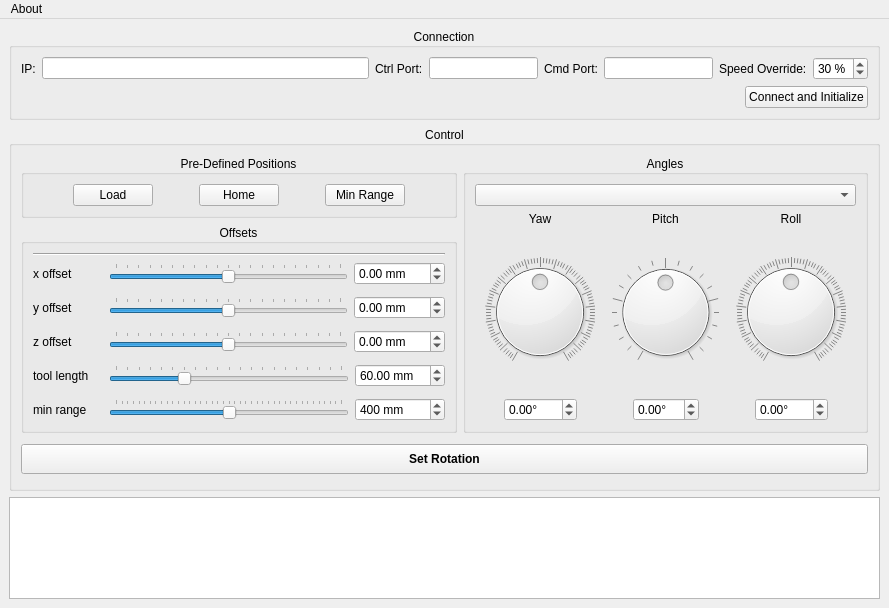
The window that mainwindow.ui (rookidroid/armstrong) describes before a commit, drawn with Qt 5.
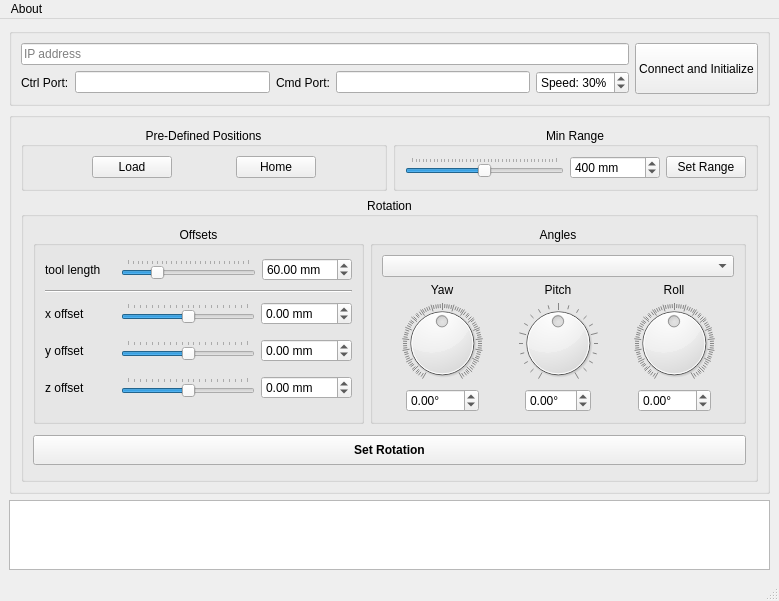
The same window after the commit. Icons and pictures are not drawn.

Patch:
```diff
--- a/mainwindow.ui
+++ b/mainwindow.ui
@@ -6,8 +6,8 @@
    <rect>
     <x>0</x>
     <y>0</y>
-    <width>889</width>
-    <height>608</height>
+    <width>779</width>
+    <height>594</height>
    </rect>
   </property>
   <property name="sizePolicy">
@@ -36,21 +36,19 @@
          </sizepolicy>
         </property>
         <property name="title">
-         <string>Connection</string>
+         <string/>
         </property>
         <property name="alignment">
          <set>Qt::AlignCenter</set>
         </property>
+        <property name="flat">
+         <bool>true</bool>
+        </property>
+        <layout class="QHBoxLayout" name="horizontalLayout_6">
+         <item>
         <layout class="QVBoxLayout" name="verticalLayout_2">
          <item>
-          <layout class="QHBoxLayout" name="horizontalLayout_2">
-           <item>
-            <widget class="QLabel" name="label_ip">
-             <property name="text">
-              <string>IP:</string>
-             </property>
-            </widget>
-           </item>
+            <layout class="QHBoxLayout" name="horizontalLayout_4">
            <item>
             <widget class="QLineEdit" name="lineEdit_ip">
              <property name="sizePolicy">
@@ -68,8 +66,15 @@
              <property name="text">
               <string/>
              </property>
-            </widget>
-           </item>
+               <property name="placeholderText">
+                <string>IP address</string>
+               </property>
+              </widget>
+             </item>
+            </layout>
+           </item>
+           <item>
+            <layout class="QHBoxLayout" name="horizontalLayout_15">
            <item>
             <widget class="QLabel" name="label_ctrl_port">
              <property name="text">
@@ -110,17 +115,13 @@
              </property>
             </widget>
            </item>
-           <item>
-            <widget class="QLabel" name="label_speed">
-             <property name="text">
-              <string>Speed Override:</string>
-             </property>
-            </widget>
-           </item>
            <item>
             <widget class="QSpinBox" name="spinBox_speed">
              <property name="suffix">
-              <string> %</string>
+                <string>%</string>
+               </property>
+               <property name="prefix">
+                <string>Speed: </string>
              </property>
              <property name="minimum">
               <number>5</number>
@@ -135,33 +136,28 @@
            </item>
           </layout>
          </item>
-         <item>
-          <layout class="QHBoxLayout" name="horizontalLayout_4">
-           <item>
-            <spacer name="horizontalSpacer">
-             <property name="orientation">
-              <enum>Qt::Horizontal</enum>
-             </property>
-             <property name="sizeHint" stdset="0">
-              <size>
-               <width>40</width>
-               <height>20</height>
-              </size>
-             </property>
-            </spacer>
+          </layout>
            </item>
            <item>
             <widget class="QPushButton" name="pushButton_ctrl">
+           <property name="sizePolicy">
+            <sizepolicy hsizetype="Minimum" vsizetype="Expanding">
+             <horstretch>0</horstretch>
+             <verstretch>0</verstretch>
+            </sizepolicy>
+           </property>
              <property name="text">
               <string>Connect and Initialize</string>
              </property>
             </widget>
            </item>
           </layout>
-         </item>
-        </layout>
        </widget>
       </item>
+     </layout>
+    </item>
+    <item>
+     <layout class="QVBoxLayout" name="verticalLayout">
       <item>
        <widget class="QGroupBox" name="groupBox_ctrl">
         <property name="enabled">
@@ -174,16 +170,17 @@
          </sizepolicy>
         </property>
         <property name="title">
-         <string>Control</string>
+         <string/>
         </property>
         <property name="alignment">
          <set>Qt::AlignCenter</set>
         </property>
+        <property name="flat">
+         <bool>true</bool>
+        </property>
         <layout class="QVBoxLayout" name="verticalLayout_11">
          <item>
-          <layout class="QHBoxLayout" name="horizontalLayout_14">
-           <item>
-            <layout class="QVBoxLayout" name="verticalLayout_3">
+          <layout class="QHBoxLayout" name="horizontalLayout_16">
              <item>
               <widget class="QGroupBox" name="groupBox_predefine">
                <property name="title">
@@ -233,26 +230,6 @@
                   </property>
                  </widget>
                 </item>
-                <item>
-                 <spacer name="horizontalSpacer_9">
-                  <property name="orientation">
-                   <enum>Qt::Horizontal</enum>
-                  </property>
-                  <property name="sizeHint" stdset="0">
-                   <size>
-                    <width>40</width>
-                    <height>20</height>
-                   </size>
-                  </property>
-                 </spacer>
-                </item>
-                <item>
-                 <widget class="QPushButton" name="pushButton_minrange">
-                  <property name="text">
-                   <string>Min Range</string>
-                  </property>
-                 </widget>
-                </item>
                 <item>
                  <spacer name="horizontalSpacer_3">
                   <property name="orientation">
@@ -270,6 +247,80 @@
               </widget>
              </item>
              <item>
+            <widget class="QGroupBox" name="groupBox_3">
+             <property name="title">
+              <string>Min Range</string>
+             </property>
+             <property name="alignment">
+              <set>Qt::AlignCenter</set>
+             </property>
+             <layout class="QHBoxLayout" name="horizontalLayout_2">
+              <item>
+               <layout class="QHBoxLayout" name="horizontalLayout">
+                <item>
+                 <widget class="QSlider" name="horizontalSlider_minrange">
+                  <property name="maximum">
+                   <number>800</number>
+                  </property>
+                  <property name="value">
+                   <number>400</number>
+                  </property>
+                  <property name="orientation">
+                   <enum>Qt::Horizontal</enum>
+                  </property>
+                  <property name="tickPosition">
+                   <enum>QSlider::TicksAbove</enum>
+                  </property>
+                  <property name="tickInterval">
+                   <number>20</number>
+                  </property>
+                 </widget>
+                </item>
+                <item>
+                 <widget class="QSpinBox" name="spinBox_minrange">
+                  <property name="minimumSize">
+                   <size>
+                    <width>90</width>
+                    <height>0</height>
+                   </size>
+                  </property>
+                  <property name="suffix">
+                   <string> mm</string>
+                  </property>
+                  <property name="maximum">
+                   <number>800</number>
+                  </property>
+                  <property name="value">
+                   <number>400</number>
+                  </property>
+                 </widget>
+                </item>
+                <item>
+                 <widget class="QPushButton" name="pushButton_minrange">
+                  <property name="text">
+                   <string>Set Range</string>
+                  </property>
+                 </widget>
+                </item>
+               </layout>
+              </item>
+             </layout>
+            </widget>
+           </item>
+          </layout>
+         </item>
+         <item>
+          <widget class="QGroupBox" name="groupBox_4">
+           <property name="title">
+            <string>Rotation</string>
+           </property>
+           <property name="alignment">
+            <set>Qt::AlignCenter</set>
+           </property>
+           <layout class="QVBoxLayout" name="verticalLayout_12">
+            <item>
+             <layout class="QHBoxLayout" name="horizontalLayout_14">
+              <item>
               <widget class="QGroupBox" name="groupBox_position">
                <property name="sizePolicy">
                 <sizepolicy hsizetype="Preferred" vsizetype="Preferred">
@@ -284,6 +335,58 @@
                 <set>Qt::AlignCenter</set>
                </property>
                <layout class="QVBoxLayout" name="verticalLayout_7">
+                 <item>
+                  <layout class="QHBoxLayout" name="horizontalLayout_3">
+                   <item>
+                    <widget class="QLabel" name="label_tool">
+                     <property name="minimumSize">
+                      <size>
+                       <width>70</width>
+                       <height>0</height>
+                      </size>
+                     </property>
+                     <property name="text">
+                      <string>tool length</string>
+                     </property>
+                    </widget>
+                   </item>
+                   <item>
+                    <widget class="QSlider" name="horizontalSlider_tool">
+                     <property name="maximum">
+                      <number>250</number>
+                     </property>
+                     <property name="value">
+                      <number>60</number>
+                     </property>
+                     <property name="orientation">
+                      <enum>Qt::Horizontal</enum>
+                     </property>
+                     <property name="tickPosition">
+                      <enum>QSlider::TicksAbove</enum>
+                     </property>
+                    </widget>
+                   </item>
+                   <item>
+                    <widget class="QDoubleSpinBox" name="doubleSpinBox_tool">
+                     <property name="minimumSize">
+                      <size>
+                       <width>90</width>
+                       <height>0</height>
+                      </size>
+                     </property>
+                     <property name="suffix">
+                      <string> mm</string>
+                     </property>
+                     <property name="maximum">
+                      <double>250.000000000000000</double>
+                     </property>
+                     <property name="value">
+                      <double>60.000000000000000</double>
+                     </property>
+                    </widget>
+                   </item>
+                  </layout>
+                 </item>
                 <item>
                  <widget class="Line" name="line_3">
                   <property name="frameShadow">
@@ -485,74 +588,6 @@
                   </item>
                  </layout>
                 </item>
-                <item>
-                 <spacer name="verticalSpacer_5">
-                  <property name="orientation">
-                   <enum>Qt::Vertical</enum>
-                  </property>
-                  <property name="sizeType">
-                   <enum>QSizePolicy::Fixed</enum>
-                  </property>
-                  <property name="sizeHint" stdset="0">
-                   <size>
-                    <width>20</width>
-                    <height>5</height>
-                   </size>
-                  </property>
-                 </spacer>
-                </item>
-                <item>
-                 <layout class="QHBoxLayout" name="horizontalLayout_3">
-                  <item>
-                   <widget class="QLabel" name="label_tool">
-                    <property name="minimumSize">
-                     <size>
-                      <width>70</width>
-                      <height>0</height>
-                     </size>
-                    </property>
-                    <property name="text">
-                     <string>tool length</string>
-                    </property>
-                   </widget>
-                  </item>
-                  <item>
-                   <widget class="QSlider" name="horizontalSlider_tool">
-                    <property name="maximum">
-                     <number>200</number>
-                    </property>
-                    <property name="value">
-                     <number>60</number>
-                    </property>
-                    <property name="orientation">
-                     <enum>Qt::Horizontal</enum>
-                    </property>
-                    <property name="tickPosition">
-                     <enum>QSlider::TicksAbove</enum>
-                    </property>
-                   </widget>
-                  </item>
-                  <item>
-                   <widget class="QDoubleSpinBox" name="doubleSpinBox_tool">
-                    <property name="minimumSize">
-                     <size>
-                      <width>90</width>
-                      <height>0</height>
-                     </size>
-                    </property>
-                    <property name="suffix">
-                     <string> mm</string>
-                    </property>
-                    <property name="maximum">
-                     <double>200.000000000000000</double>
-                    </property>
-                    <property name="value">
-                     <double>60.000000000000000</double>
-                    </property>
-                   </widget>
-                  </item>
-                 </layout>
-                </item>
                 <item>
                  <spacer name="verticalSpacer_4">
                   <property name="orientation">
@@ -569,65 +604,8 @@
                   </property>
                  </spacer>
                 </item>
-                <item>
-                 <layout class="QHBoxLayout" name="horizontalLayout">
-                  <item>
-                   <widget class="QLabel" name="label">
-                    <property name="minimumSize">
-                     <size>
-                      <width>70</width>
-                      <height>0</height>
-                     </size>
-                    </property>
-                    <property name="text">
-                     <string>min range</string>
-                    </property>
-                   </widget>
-                  </item>
-                  <item>
-                   <widget class="QSlider" name="horizontalSlider_minrange">
-                    <property name="maximum">
-                     <number>800</number>
-                    </property>
-                    <property name="value">
-                     <number>400</number>
-                    </property>
-                    <property name="orientation">
-                     <enum>Qt::Horizontal</enum>
-                    </property>
-                    <property name="tickPosition">
-                     <enum>QSlider::TicksAbove</enum>
-                    </property>
-                    <property name="tickInterval">
-                     <number>20</number>
-                    </property>
-                   </widget>
-                  </item>
-                  <item>
-                   <widget class="QSpinBox" name="spinBox_minrange">
-                    <property name="minimumSize">
-                     <size>
-                      <width>90</width>
-                      <height>0</height>
-                     </size>
-                    </property>
-                    <property name="suffix">
-                     <string> mm</string>
-                    </property>
-                    <property name="maximum">
-                     <number>800</number>
-                    </property>
-                    <property name="value">
-                     <number>400</number>
-                    </property>
-                   </widget>
-                  </item>
-                 </layout>
-                </item>
-               </layout>
-              </widget>
-             </item>
-            </layout>
+                </layout>
+               </widget>
            </item>
            <item>
             <widget class="QGroupBox" name="groupBox_2">
@@ -643,6 +621,9 @@
               </item>
               <item>
                <layout class="QHBoxLayout" name="horizontalLayout_20">
+                   <property name="spacing">
+                    <number>6</number>
+                   </property>
                 <item>
                  <spacer name="horizontalSpacer_5">
                   <property name="orientation">
@@ -679,6 +660,12 @@
                       <verstretch>0</verstretch>
                      </sizepolicy>
                     </property>
+                       <property name="minimumSize">
+                        <size>
+                         <width>80</width>
+                         <height>80</height>
+                        </size>
+                       </property>
                     <property name="minimum">
                      <number>-180</number>
                     </property>
@@ -774,6 +761,12 @@
                       <verstretch>0</verstretch>
                      </sizepolicy>
                     </property>
+                       <property name="minimumSize">
+                        <size>
+                         <width>80</width>
+                         <height>80</height>
+                        </size>
+                       </property>
                     <property name="minimum">
                      <number>-40</number>
                     </property>
@@ -869,6 +862,12 @@
                       <verstretch>0</verstretch>
                      </sizepolicy>
                     </property>
+                       <property name="minimumSize">
+                        <size>
+                         <width>80</width>
+                         <height>80</height>
+                        </size>
+                       </property>
                     <property name="minimum">
                      <number>-180</number>
                     </property>
@@ -986,9 +985,8 @@
        </widget>
       </item>
      </layout>
-    </item>
-    <item>
-     <layout class="QVBoxLayout" name="verticalLayout">
+       </widget>
+      </item>
       <item>
        <widget class="QTextBrowser" name="textBrowser">
         <property name="sizePolicy">
@@ -1026,7 +1024,7 @@
     <rect>
      <x>0</x>
      <y>0</y>
-     <width>889</width>
+     <width>779</width>
      <height>22</height>
     </rect>
    </property>
@@ -1038,6 +1036,7 @@
    </widget>
    <addaction name="menuAbout"/>
   </widget>
+  <widget class="QStatusBar" name="statusBar"/>
   <action name="actionVersion">
    <property name="text">
     <string>Version 2.2</string>
```
Left out of the diff: 8 changed lines with no effect on the pictures. Lines whose indentation alone changed are shown as unchanged.
